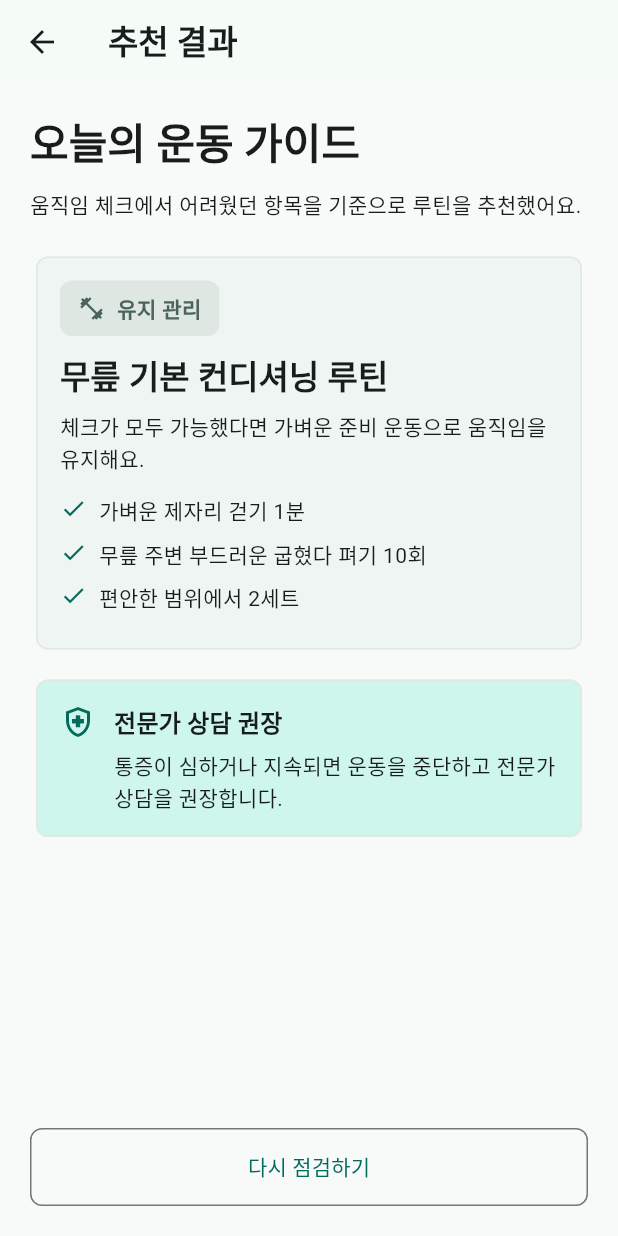
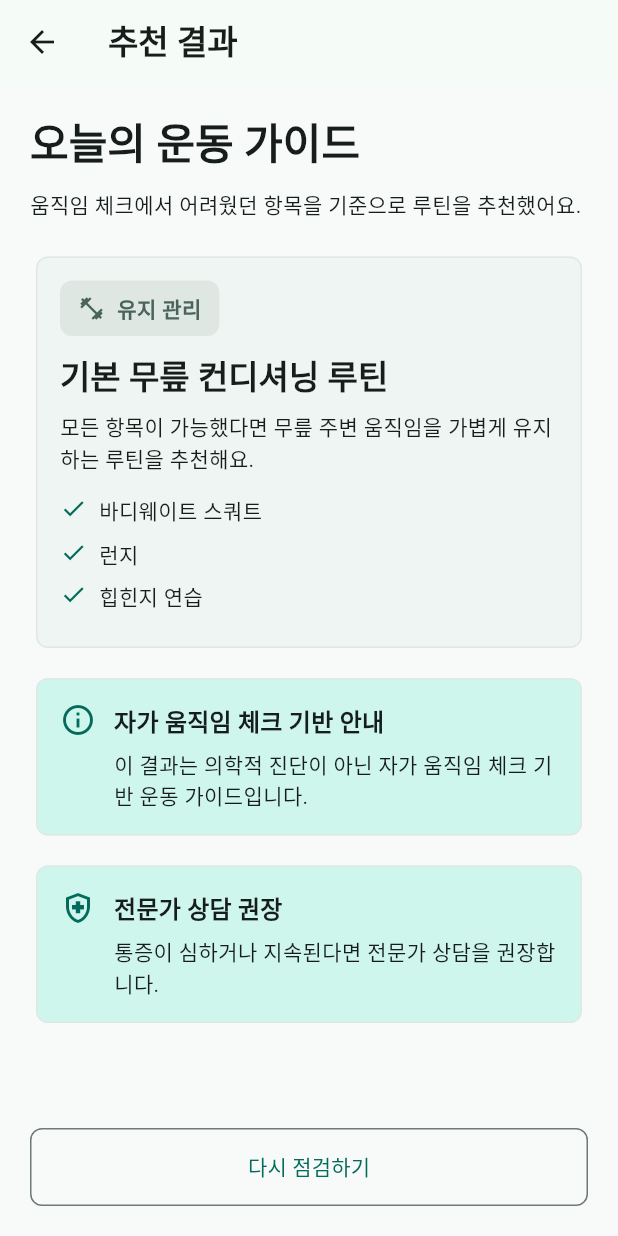
Before and after one commit to KinesiologyLab/diet-ai-app, a Flutter app: the ResultScreen screen opened directly with empty values, on a phone screen of 412 x 824 dp. Run offline on Flutter 3.47's test engine with Material 3 defaults, Android fonts, the phone set to English and light mode, and no system bars.

Commit message:
체크 결과 기반 추천 루틴 로직 추가

```diff
--- a/lib/main.dart
+++ b/lib/main.dart
@@ -89,10 +89,10 @@ const List<CheckItem> kneeCheckItems = [
     title: '발목 가동성 체크',
     description: '무릎을 앞으로 보내며 발목이 부드럽게 움직이는지 확인해요.',
     difficultRoutine: Routine(
-      title: '발목 가동성 운동',
+      title: '발목 가동성 추천 루틴',
       category: '가동성',
-      description: '발목이 뻣뻣하게 느껴질 때 무릎 움직임 부담을 줄이는 데 도움을 줍니다.',
-      steps: ['벽 앞 무릎 밀기 8회', '종아리 스트레칭 20초', '천천히 2세트 반복'],
+      description: '발목이 뻣뻣하게 느껴질 때 하체 움직임을 부드럽게 준비하는 운동 가이드입니다.',
+      steps: ['벽 발목 가동성 운동', '종아리 스트레칭', '힐 레이즈'],
     ),
   ),
   CheckItem(
@@ -100,10 +100,10 @@ const List<CheckItem> kneeCheckItems = [
     title: '고관절 유연성 체크',
     description: '앉거나 숙일 때 엉덩이 주변이 편하게 움직이는지 살펴봐요.',
     difficultRoutine: Routine(
-      title: '고관절 스트레칭',
+      title: '고관절 유연성 추천 루틴',
       category: '스트레칭',
-      description: '고관절 주변 긴장을 낮추고 하체 움직임을 편하게 준비합니다.',
-      steps: ['누워서 무릎 당기기 20초', '엉덩이 스트레칭 20초', '좌우 2세트 진행'],
+      description: '고관절 주변을 편안하게 풀고 하체 정렬을 준비하는 운동 가이드입니다.',
+      steps: ['90/90 고관절 스트레칭', '런지 자세 고관절 스트레칭', '글루트 브릿지'],
     ),
   ),
   CheckItem(
@@ -111,19 +111,19 @@ const List<CheckItem> kneeCheckItems = [
     title: '한 발 균형 체크',
     description: '한 발로 서 있을 때 몸이 크게 흔들리는지 확인해요.',
     difficultRoutine: Routine(
-      title: '균형/활성화 운동',
+      title: '균형/활성화 추천 루틴',
       category: '활성화',
-      description: '하체 안정감과 무릎 주변 근육의 사용감을 깨우는 루틴입니다.',
-      steps: ['한 발 서기 15초', '의자 잡고 미니 스쿼트 8회', '좌우 2세트 진행'],
+      description: '무릎 주변 안정감과 하체 근육 사용감을 깨우는 운동 가이드입니다.',
+      steps: ['싱글 레그 밸런스', '스텝다운 연습', '바디웨이트 스쿼트'],
     ),
   ),
 ];
 
 const Routine basicKneeRoutine = Routine(
-  title: '무릎 기본 컨디셔닝 루틴',
+  title: '기본 무릎 컨디셔닝 루틴',
   category: '유지 관리',
-  description: '체크가 모두 가능했다면 가벼운 준비 운동으로 움직임을 유지해요.',
-  steps: ['가벼운 제자리 걷기 1분', '무릎 주변 부드러운 굽혔다 펴기 10회', '편안한 범위에서 2세트'],
+  description: '모든 항목이 가능했다면 무릎 주변 움직임을 가볍게 유지하는 루틴을 추천해요.',
+  steps: ['바디웨이트 스쿼트', '런지', '힙힌지 연습'],
 );
 
 class RehabGuideFlow extends StatefulWidget {
@@ -523,14 +523,21 @@ class ResultScreen extends StatelessWidget {
           const SizedBox(height: 20),
           Expanded(
             child: ListView.separated(
-              itemCount: routines.length + 1,
+              itemCount: routines.length + 2,
               separatorBuilder: (_, _) => const SizedBox(height: 12),
               itemBuilder: (context, index) {
                 if (index == routines.length) {
                   return const InfoCard(
+                    icon: Icons.info_outline,
+                    title: '자가 움직임 체크 기반 안내',
+                    body: '이 결과는 의학적 진단이 아닌 자가 움직임 체크 기반 운동 가이드입니다.',
+                  );
+                }
+                if (index == routines.length + 1) {
+                  return const InfoCard(
                     icon: Icons.health_and_safety_outlined,
                     title: '전문가 상담 권장',
-                    body: '통증이 심하거나 지속되면 운동을 중단하고 전문가 상담을 권장합니다.',
+                    body: '통증이 심하거나 지속된다면 전문가 상담을 권장합니다.',
                   );
                 }
                 return RoutineCard(routine: routines[index]);
```
Also changed, not shown: 1 other file.
